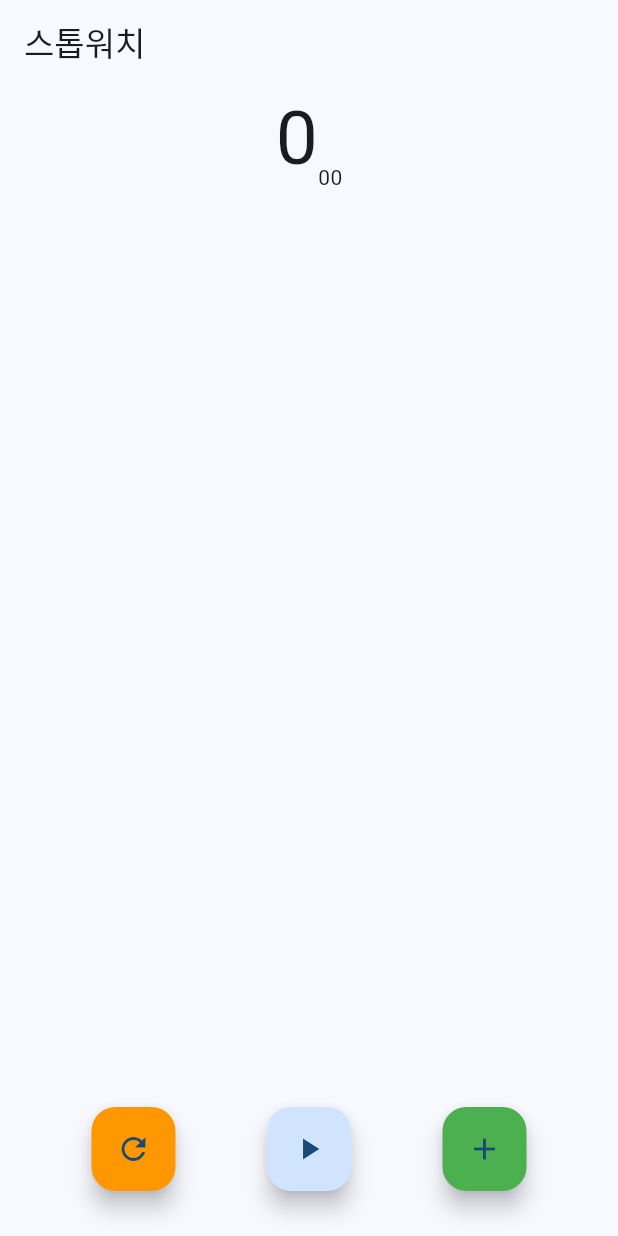
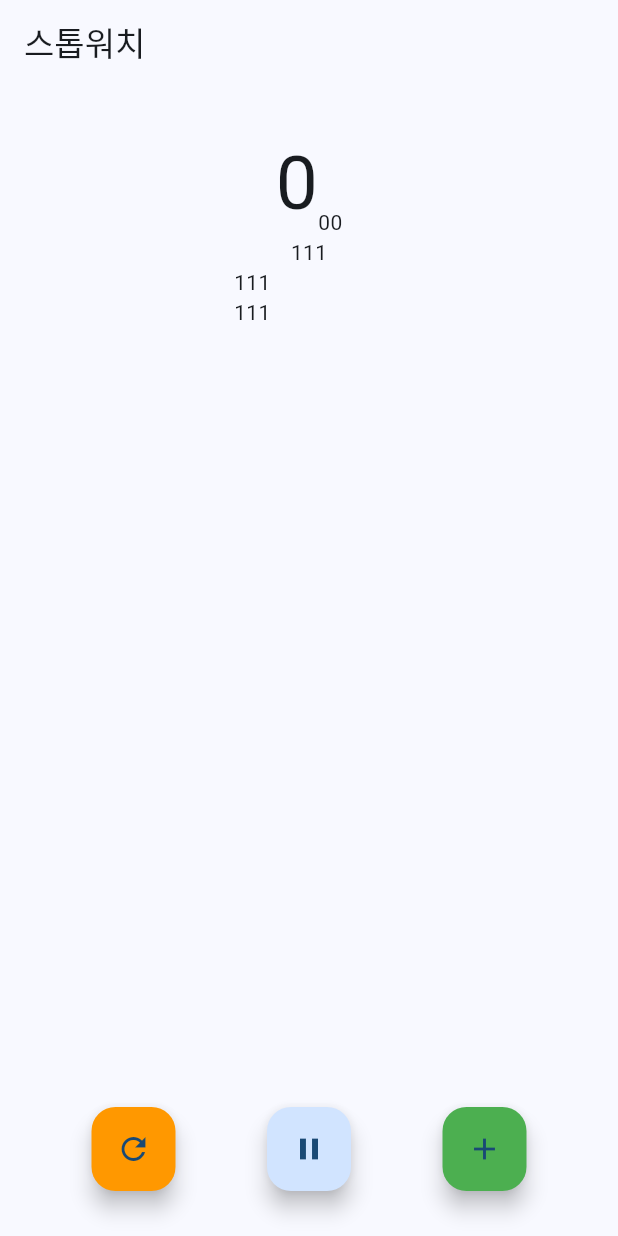
Before and after one commit to Shin-SeungHun/stop_watch, a Flutter app: the screen it shows after launch, after a tap on the "play arrow" icon, on a phone screen of 412 x 824 dp. Run offline on Flutter 3.47's test engine with Material 3 defaults, Android fonts, the phone set to English and light mode, and no system bars.

Commit message:
시작, 일시정지, 상태변환 구현

```diff
--- a/lib/stop_watch_screen.dart
+++ b/lib/stop_watch_screen.dart
@@ -1,3 +1,5 @@
+import 'dart:async';
+
 import 'package:flutter/material.dart';
 
 class StopWatchScreen extends StatefulWidget {
@@ -8,6 +10,33 @@ class StopWatchScreen extends StatefulWidget {
 }
 
 class _StopWatchScreenState extends State<StopWatchScreen> {
+  Timer? _timer;
+
+  int _time = 0;
+  bool _isRunning = false;
+
+  List<String> _latTimes = [];
+
+  void _clickBUtton() {
+    _isRunning = !_isRunning;
+
+    if (_isRunning) {
+      _start();
+    } else {
+      _pause();
+    }
+  }
+
+  void _start() {}
+
+  void _pause() {}
+
+  @override
+  void dispose() {
+    super.dispose();
+    _timer?.cancel();
+  }
+
   @override
   Widget build(BuildContext context) {
     return Scaffold(
@@ -16,6 +45,7 @@ class _StopWatchScreenState extends State<StopWatchScreen> {
       ),
       body: Column(
         children: [
+          const SizedBox(height: 30),
           const Row(
             mainAxisAlignment: MainAxisAlignment.center,
             crossAxisAlignment: CrossAxisAlignment.end,
@@ -23,6 +53,17 @@ class _StopWatchScreenState extends State<StopWatchScreen> {
               Text('0', style: TextStyle(fontSize: 50)),
               Text('00'),
             ],
+          ),
+          SizedBox(
+            width: 100,
+            height: 200,
+            child: ListView(
+              children: [
+                Center(child: Text('111')),
+                Text('111'),
+                Text('111'),
+              ],
+            ),
           ),
           const Spacer(),
           Row(
@@ -34,8 +75,14 @@ class _StopWatchScreenState extends State<StopWatchScreen> {
                 child: const Icon(Icons.refresh),
               ),
               FloatingActionButton(
-                onPressed: () {},
-                child: const Icon(Icons.play_arrow),
+                onPressed: () {
+                  setState(() {
+                    _clickBUtton();
+                  });
+                },
+                child: _isRunning
+                    ? const Icon(Icons.pause)
+                    : const Icon(Icons.play_arrow),
               ),
               FloatingActionButton(
                 backgroundColor: Colors.green,
```
